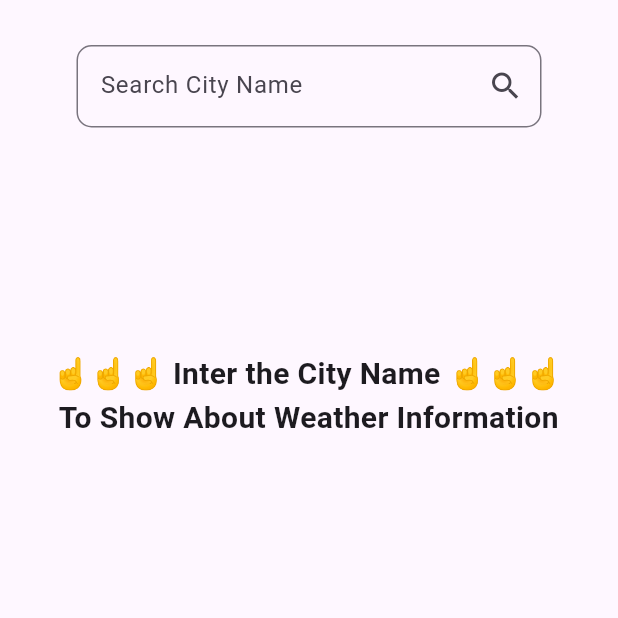
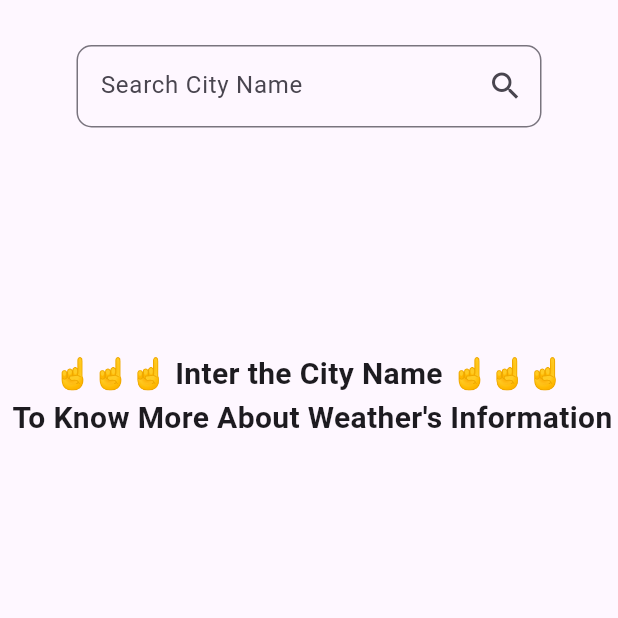
Before and after one commit to FahadAhmed08/City_Weather_App, a Flutter app: the screen it shows after launch, after a tap on the "search" icon, on a phone screen of 412 x 824 dp, the top half of it. Run offline on Flutter 3.47's test engine with Material 3 defaults, Android fonts, the phone set to English and light mode, and no system bars; our stand-ins replace weather; network calls fail.

Commit message:
Weather App

```diff
--- a/lib/views/ui/home_view.dart
+++ b/lib/views/ui/home_view.dart
@@ -66,24 +66,38 @@ class _HomeViewState extends State<HomeView> {
                       )))
             ],
           ),
-        body: Center(
+          body: SingleChildScrollView(
+            child: Center(
               child: Column(
                 crossAxisAlignment: CrossAxisAlignment.center,
                 children: [
                   SizedBox(
-                height: 25,
+                    height: 30,
+                  ),
+                  Text(
+                    "Current Location",
+                    style: TextStyle(fontSize: 20, fontWeight: FontWeight.bold),
                   ),
                   SizedBox(
-                height: 25,
+                    height: 20,
                   ),
                   _cityName(),
                   SizedBox(
                     height: 30,
                   ),
+                  _weatherIcon(),
+                  SizedBox(
+                    height: 30,
+                  ),
+                  _currentTem(),
+                  SizedBox(
+                    height: 30,
+                  ),
+                  _extraInfo(),
                 ],
               ),
             ),
-      ),
+          )),
     );
   }
 
@@ -101,21 +115,130 @@ class _HomeViewState extends State<HomeView> {
               _weather?.areaName ?? "",
               style: TextStyle(fontSize: 30, fontWeight: FontWeight.bold),
             ),
-            Row(
-              mainAxisAlignment: MainAxisAlignment.center,
-              children: [
-                Text(DateFormat("h:mm a").format(now).toString()),
             SizedBox(
-                  width: 8,
+              height: 20,
             ),
             Text(
-                  DateFormat("EEEE").format(now).toString(),
+              DateFormat("h:mm a").format(now).toString(),
+              style: TextStyle(fontSize: 20, fontWeight: FontWeight.bold),
+            ),
+            SizedBox(
+              height: 10,
+            ),
+            Row(
+              crossAxisAlignment: CrossAxisAlignment.center,
+              mainAxisAlignment: MainAxisAlignment.center,
+              mainAxisSize: MainAxisSize.max,
+              children: [
+                Text(
+                  DateFormat("EEEE").format(now),
+                  style: const TextStyle(fontWeight: FontWeight.w700),
+                ),
+                Text(
+                  "  ${DateFormat(DateFormat.YEAR_MONTH_DAY).format(now).toString()}",
+                  style: const TextStyle(fontWeight: FontWeight.w700),
                 ),
               ],
+            )
+          ],
+        ),
+      );
+    }
+  }
+
+  Widget _weatherIcon() {
+    if (_weather == null ||
+        _weather!.weatherIcon == null ||
+        _weather!.weatherDescription == null) {
+      return Container();
+    } else {
+      return Column(
+        mainAxisAlignment: MainAxisAlignment.center,
+        crossAxisAlignment: CrossAxisAlignment.center,
+        mainAxisSize: MainAxisSize.max,
+        children: [
+          Container(
+            height: MediaQuery.sizeOf(context).height * 0.20,
+            decoration: BoxDecoration(
+                image: DecorationImage(
+                    image: NetworkImage(
+                        "http://openweathermap.org/img/wn/${_weather?.weatherIcon}@4x.png"),
+                    scale: 1.0)),
           ),
           Text(
-              DateFormat(DateFormat.YEAR_MONTH_DAY).format(now).toString(),
+            _weather?.weatherDescription ?? "",
+            style: const TextStyle(
+                fontSize: 20, color: Colors.black, fontWeight: FontWeight.bold),
+          )
+        ],
+      );
+    }
+  }
+
+  Widget _currentTem() {
+    if (_weather == null || _weather!.temperature == null) {
+      return Container();
+    } else {
+      return Text(
+        "${_weather?.temperature?.celsius?.toStringAsFixed(0)}° C",
+        style: TextStyle(
+            fontSize: 90, color: Colors.black, fontWeight: FontWeight.w500),
+      );
+    }
+    //   }
+  }
+
+  Widget _extraInfo() {
+    if (_weather == null ||
+        _weather!.tempMax == null ||
+        _weather!.tempMin == null ||
+        _weather!.windSpeed == null ||
+        _weather!.humidity == null) {
+      return Center(
+        child: CircularProgressIndicator(),
+      );
+    } else {
+      return Container(
+        height: MediaQuery.sizeOf(context).height * 0.15,
+        width: MediaQuery.sizeOf(context).width * 0.80,
+        decoration: BoxDecoration(
+            color: Colors.deepPurpleAccent,
+            borderRadius: BorderRadius.circular(20)),
+        padding: const EdgeInsets.all(8.0),
+        child: Column(
+          mainAxisAlignment: MainAxisAlignment.spaceEvenly,
+          crossAxisAlignment: CrossAxisAlignment.center,
+          children: [
+            Row(
+              mainAxisAlignment: MainAxisAlignment.spaceEvenly,
+              crossAxisAlignment: CrossAxisAlignment.center,
+              mainAxisSize: MainAxisSize.max,
+              children: [
+                Text(
+                  "Max: ${_weather?.tempMax?.celsius?.toStringAsFixed(0)}° C",
+                  style: const TextStyle(color: Colors.white, fontSize: 15),
                 ),
+                Text(
+                  "Min: ${_weather?.tempMin?.celsius?.toStringAsFixed(0)}° C",
+                  style: const TextStyle(color: Colors.white, fontSize: 15),
+                )
+              ],
+            ),
+            Row(
+              mainAxisAlignment: MainAxisAlignment.spaceEvenly,
+              crossAxisAlignment: CrossAxisAlignment.center,
+              mainAxisSize: MainAxisSize.max,
+              children: [
+                Text(
+                  "Wind: ${_weather?.windSpeed?.toStringAsFixed(0)}m/s",
+                  style: const TextStyle(color: Colors.white, fontSize: 15),
+                ),
+                Text(
+                  "Humidity: ${_weather?.humidity?.toStringAsFixed(0)}%",
+                  style: const TextStyle(color: Colors.white, fontSize: 15),
+                )
+              ],
+            )
           ],
         ),
       );
--- a/lib/views/ui/search_city.dart
+++ b/lib/views/ui/search_city.dart
@@ -181,8 +181,9 @@ class _SearchCityState extends State<SearchCity> {
         child: Center(
             child: Container(
           child: Text(
-            "☝️☝️☝️ Inter the City Name ☝️☝️☝️\n To Show About Weather Information ",
+            "☝️☝️☝️ Inter the City Name ☝️☝️☝️\n To Know More About Weather's Information ",
             style: TextStyle(fontSize: 20, fontWeight: FontWeight.bold),
+            textAlign: TextAlign.center,
           ),
         )),
       );
```
Lines whose indentation alone changed are shown as unchanged.
